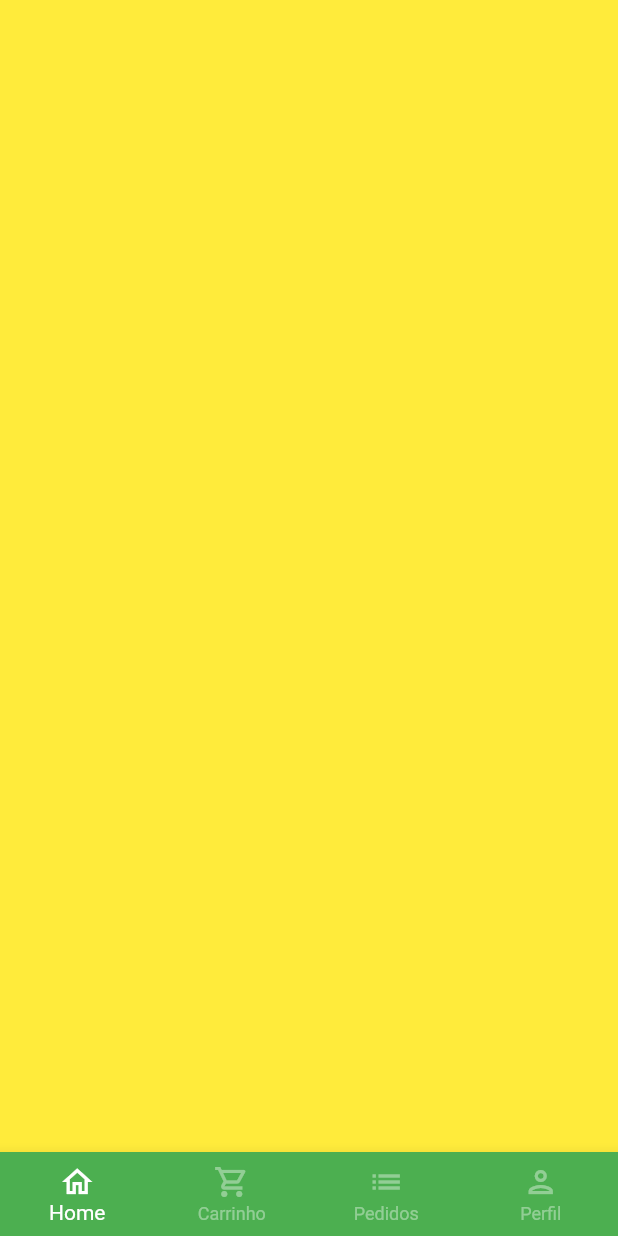
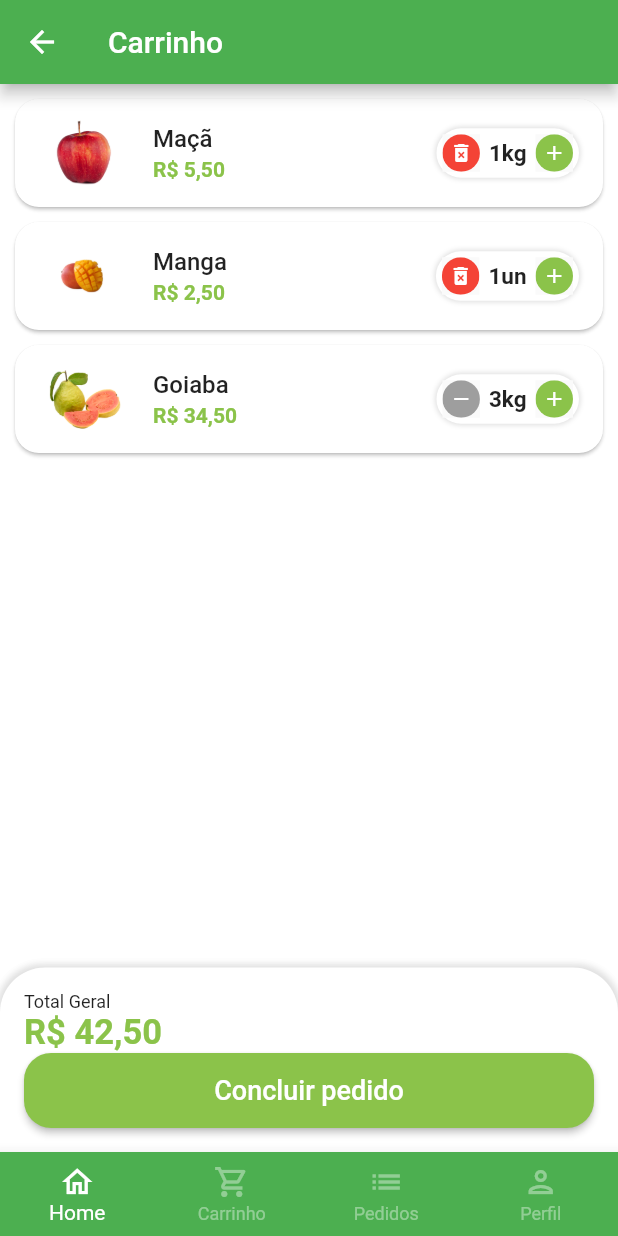
Before and after one commit to thiiagofernando/quitanda, a Flutter app: the BaseScreen screen opened directly, swiped to page 2, on a phone screen of 412 x 824 dp. Run offline on Flutter 3.47's test engine with Material 2 defaults, Android fonts, the phone set to English and light mode, and no system bars; our stand-ins replace animated_text_kit, badges, mask_text_input_formatter.

Commit message:
finalizado UI carrinho compras

```diff
--- a/lib/src/config/app_data.dart
+++ b/lib/src/config/app_data.dart
@@ -1,3 +1,5 @@
+import 'package:greengrocer/src/models/cart_item_model.dart';
+
 import '../models/item_model.dart';
 
 ItemModel apple = ItemModel(
@@ -64,6 +66,12 @@ List<ItemModel> items = [
   papaya,
 ];
 
+List<CartItemModel> cartItems = [
+  CartItemModel(item: apple, quantity: 1),
+  CartItemModel(item: manga, quantity: 1),
+  CartItemModel(item: guava, quantity: 3),
+];
+
 // Lista de categorias
 List<String> categorias = [
   'Frutas',
--- /dev/null
+++ b/lib/src/models/cart_item_model.dart
@@ -0,0 +1,15 @@
+// ignore_for_file: public_member_api_docs, sort_constructors_first
+import 'package:greengrocer/src/models/item_model.dart';
+
+class CartItemModel {
+  ItemModel item;
+  int quantity;
+  CartItemModel({
+    required this.item,
+    required this.quantity,
+  });
+
+  double totalPrice() {
+    return item.price * quantity;
+  }
+}
--- a/lib/src/pages/base/base_screen.dart
+++ b/lib/src/pages/base/base_screen.dart
@@ -1,5 +1,6 @@
 import 'package:flutter/material.dart';
 
+import '../cart/cart_tab.dart';
 import '../home/home_tab.dart';
 
 class BaseScreen extends StatefulWidget {
@@ -20,7 +21,7 @@ class _BaseScreenState extends State<BaseScreen> {
         physics: const NeverScrollableScrollPhysics(),
         children: [
           const HomeTab(),
-          Container(color: Colors.yellow),
+          CartTab(),
           Container(color: Colors.blue),
           Container(color: Colors.purple),
         ],
--- /dev/null
+++ b/lib/src/pages/cart/cart_tab.dart
@@ -0,0 +1,147 @@
+import 'package:flutter/material.dart';
+import 'package:greengrocer/src/config/custom_colors.dart';
+import 'package:greengrocer/src/models/cart_item_model.dart';
+import 'package:greengrocer/src/services/utils_services.dart';
+import 'package:greengrocer/src/config/app_data.dart' as app_data;
+
+import 'components/card_title.dart';
+
+class CartTab extends StatefulWidget {
+  const CartTab({super.key});
+
+  @override
+  State<CartTab> createState() => _CartTabState();
+}
+
+class _CartTabState extends State<CartTab> {
+  final UtilsServices utilsServices = UtilsServices();
+
+  void removeItemFromCart(CartItemModel cartItemModel) {
+    setState(() {
+      app_data.cartItems.remove(cartItemModel);
+    });
+  }
+
+  double cartTotalPrice() {
+    double total = 0;
+    for (var item in app_data.cartItems) {
+      total += item.totalPrice();
+    }
+
+    return total;
+  }
+
+  @override
+  Widget build(BuildContext context) {
+    return Scaffold(
+      appBar: AppBar(
+        title: const Text('Carrinho'),
+      ),
+      body: Column(
+        children: [
+          Expanded(
+            child: ListView.builder(
+              itemBuilder: (_, index) {
+                return CardTitle(
+                  cartItem: app_data.cartItems[index],
+                  remove: removeItemFromCart,
+                );
+              },
+              itemCount: app_data.cartItems.length,
+            ),
+          ),
+          Container(
+            padding: const EdgeInsets.all(16),
+            decoration: BoxDecoration(
+              color: Colors.white,
+              borderRadius: const BorderRadius.vertical(
+                top: Radius.circular(30),
+              ),
+              boxShadow: [
+                BoxShadow(
+                  color: Colors.grey.shade300,
+                  blurRadius: 3,
+                  spreadRadius: 2,
+                ),
+              ],
+            ),
+            child: Column(
+              crossAxisAlignment: CrossAxisAlignment.stretch,
+              children: [
+                const Text(
+                  'Total Geral',
+                  style: TextStyle(
+                    fontSize: 12,
+                  ),
+                ),
+                Text(
+                  utilsServices.priceToCurrency(cartTotalPrice()),
+                  style: TextStyle(
+                    fontSize: 23,
+                    color: CustomColors.customSwatchColor,
+                    fontWeight: FontWeight.bold,
+                  ),
+                ),
+                SizedBox(
+                  height: 50,
+                  child: ElevatedButton(
+                    style: ElevatedButton.styleFrom(
+                      backgroundColor: CustomColors.customSwatchColor,
+                      shape: RoundedRectangleBorder(
+                        borderRadius: BorderRadius.circular(18),
+                      ),
+                    ),
+                    onPressed: () async {
+                      bool? result = await showOrderConfirmation();
+                      print(result);
+                    },
+                    child: const Text(
+                      'Concluir pedido',
+                      style: TextStyle(
+                        fontSize: 18,
+                      ),
+                    ),
+                  ),
+                ),
+              ],
+            ),
+          )
+        ],
+      ),
+    );
+  }
+
+  Future<bool?> showOrderConfirmation() {
+    return showDialog(
+      context: context,
+      builder: (context) {
+        return AlertDialog(
+          shape: RoundedRectangleBorder(
+            borderRadius: BorderRadius.circular(20),
+          ),
+          title: const Text('Confirmação'),
+          content: const Text('Deseja realmente concluir o pedido?'),
+          actions: [
+            TextButton(
+              onPressed: () {
+                Navigator.of(context).pop(false);
+              },
+              child: const Text('Não'),
+            ),
+            ElevatedButton(
+              style: ElevatedButton.styleFrom(
+                shape: RoundedRectangleBorder(
+                  borderRadius: BorderRadius.circular(20),
+                ),
+              ),
+              onPressed: () {
+                Navigator.of(context).pop(true);
+              },
+              child: const Text('Sim'),
+            ),
+          ],
+        );
+      },
+    );
+  }
+}
--- /dev/null
+++ b/lib/src/pages/cart/components/card_title.dart
@@ -0,0 +1,66 @@
+import 'package:flutter/material.dart';
+import 'package:greengrocer/src/config/custom_colors.dart';
+import 'package:greengrocer/src/models/cart_item_model.dart';
+import 'package:greengrocer/src/pages/widgets/quantity_widget.dart';
+import 'package:greengrocer/src/services/utils_services.dart';
+
+class CardTitle extends StatefulWidget {
+  const CardTitle({super.key, required this.cartItem, required this.remove});
+
+  final CartItemModel cartItem;
+  final Function(CartItemModel cartItemModel) remove;
+
+  @override
+  State<CardTitle> createState() => _CardTitleState();
+}
+
+class _CardTitleState extends State<CardTitle> {
+  final UtilsServices utilsServices = UtilsServices();
+
+  @override
+  Widget build(BuildContext context) {
+    return Card(
+      margin: const EdgeInsets.fromLTRB(10, 10, 10, 0),
+      shape: RoundedRectangleBorder(
+        borderRadius: BorderRadius.circular(16),
+      ),
+      child: ListTile(
+        // Imagem
+        leading: Image.asset(
+          widget.cartItem.item.imgUrl,
+          height: 60,
+          width: 60,
+        ),
+        //Titulo
+        title: Text(
+          widget.cartItem.item.itemName,
+          style: const TextStyle(
+            fontWeight: FontWeight.w500,
+          ),
+        ),
+        //Total
+        subtitle: Text(
+          utilsServices.priceToCurrency(widget.cartItem.totalPrice()),
+          style: TextStyle(
+            color: CustomColors.customSwatchColor,
+            fontWeight: FontWeight.bold,
+          ),
+        ),
+        //Quantidade
+        trailing: QuantityWidget(
+          suffixText: widget.cartItem.item.unit,
+          value: widget.cartItem.quantity,
+          result: (quantity) {
+            setState(() {
+              widget.cartItem.quantity = quantity;
+              if (quantity == 0) {
+                widget.remove(widget.cartItem);
+              }
+            });
+          },
+          isRemovable: true,
+        ),
+      ),
+    );
+  }
+}
--- a/lib/src/pages/home/home_tab.dart
+++ b/lib/src/pages/home/home_tab.dart
@@ -45,7 +45,7 @@ class _HomeTabState extends State<HomeTab> {
               child: Badge(
                 badgeColor: CustomColors.customContrastColor,
                 badgeContent: const Text(
-                  '2',
+                  '3',
                   style: TextStyle(
                     color: Colors.white,
                     fontSize: 12,
--- a/lib/src/pages/product/product_screen.dart
+++ b/lib/src/pages/product/product_screen.dart
@@ -1,7 +1,7 @@
 import 'package:flutter/material.dart';
 import 'package:greengrocer/src/config/custom_colors.dart';
 import 'package:greengrocer/src/models/item_model.dart';
-import 'package:greengrocer/src/pages/common_widgets/quantity_widget.dart';
+import 'package:greengrocer/src/pages/widgets/quantity_widget.dart';
 import 'package:greengrocer/src/services/utils_services.dart';
 
 class ProductScrenn extends StatefulWidget {
--- a/lib/src/pages/common_widgets/quantity_widget.dart
+++ b/lib/src/pages/widgets/quantity_widget.dart
@@ -6,11 +6,14 @@ class QuantityWidget extends StatelessWidget {
   final String suffixText;
   final Function(int quantity) result;
 
+  final bool isRemovable;
+
   const QuantityWidget({
     super.key,
     required this.value,
     required this.suffixText,
     required this.result,
+    this.isRemovable = false,
   });
 
   @override
@@ -29,12 +32,13 @@ class QuantityWidget extends StatelessWidget {
         ],
       ),
       child: Row(
+        mainAxisSize: MainAxisSize.min,
         children: [
           _QuantityButtom(
-              icon: Icons.remove,
-              color: Colors.grey,
+              icon: !isRemovable || value > 1 ? Icons.remove : Icons.delete_forever,
+              color: !isRemovable || value > 1 ? Colors.grey : Colors.red,
               onPressed: () {
-                if (value == 1) return;
+                if (value == 1 && !isRemovable) return;
                 int resultCount = value - 1;
                 result(resultCount);
               }),
```
